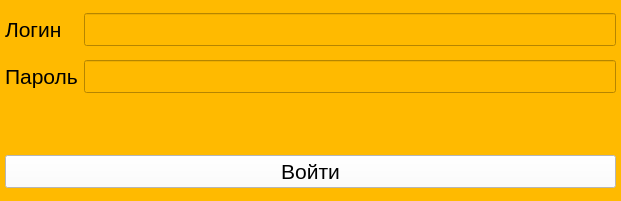
Qt form qt/login.ui (MR-Geri/cinema) before a commit.
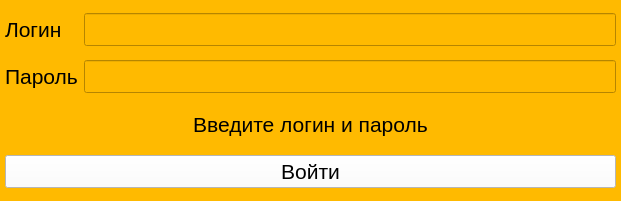
The same form after that commit.

Commit message: Переход на диалоги с форм

The edit to the form file:
```diff
--- a/qt/login.ui
+++ b/qt/login.ui
@@ -126,7 +126,7 @@
        </font>
       </property>
       <property name="text">
-       <string/>
+       <string>Введите логин и пароль</string>
       </property>
       <property name="alignment">
        <set>Qt::AlignCenter</set>
```
The commit also changes 2 other files.
